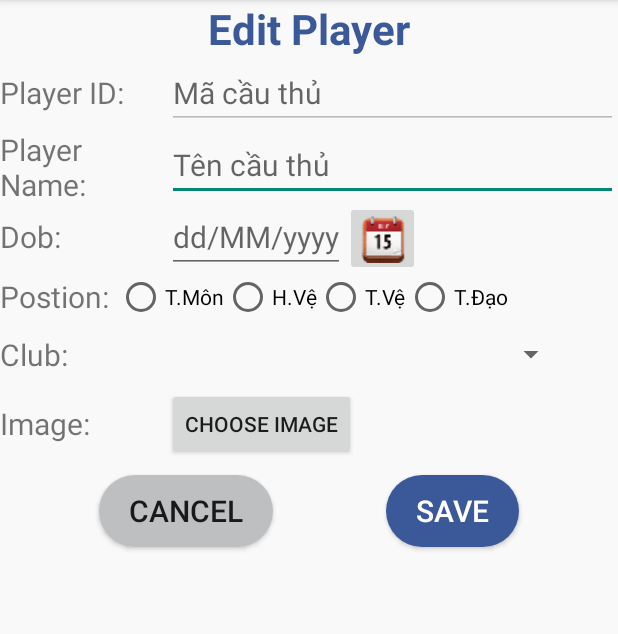
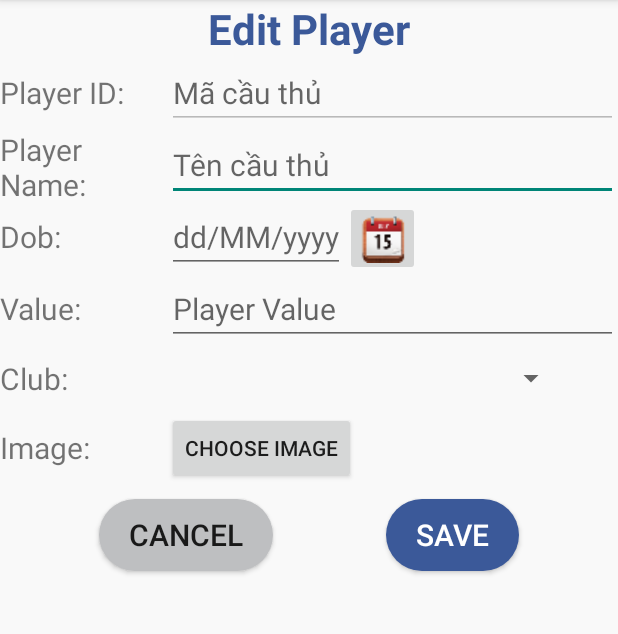
Before and after one commit to luongiautinhcam/manager-player, an Android app: the EditPlayerActivity screen opened directly, with no data from a screen before it, on a phone screen of 412 x 824 dp, the part 84-718 px from its top. Run offline under Robolectric (Android 15) with nearby library versions, the phone set to English and light mode, and no system bars.

```diff
--- a/app/src/main/java/vn/edu/stu/quanlycauthu/EditPlayerActivity.java
+++ b/app/src/main/java/vn/edu/stu/quanlycauthu/EditPlayerActivity.java
@@ -39,10 +39,8 @@ import vn.edu.stu.quanlycauthu.util.FormatUtil;
 
 public class EditPlayerActivity extends BaseActivity {
     DbHelper dbHelper;
-    EditText etPlayerID, etPlayerName, etPlayerDob;
+    EditText etPlayerID, etPlayerName, etPlayerDob, etPlayerValue;
     ImageButton btnDatePicker;
-    RadioButton radPlayerPostionGK, radPlayerPostionDF, radPlayerPostionMF, radPlayerPostionCF;
-    RadioGroup radPlayerPostion;
     Spinner spClub;
     Button btnChooseImage ,btnSave, btnCancel;
     ImageView imgImage;
@@ -71,13 +69,8 @@ public class EditPlayerActivity extends BaseActivity {
         etPlayerID.setEnabled(false);
         etPlayerName = findViewById(R.id.etPlayerName);
         etPlayerDob = findViewById(R.id.etPlayerDob);
+        etPlayerValue = findViewById(R.id.etPlayerValue);
         btnDatePicker = findViewById(R.id.btnDatePicker);
-
-        radPlayerPostionGK = findViewById(R.id.radPlayerPostionGK);
-        radPlayerPostionDF = findViewById(R.id.radPlayerPostionDF);
-        radPlayerPostionMF = findViewById(R.id.radPlayerPostionMF);
-        radPlayerPostionCF = findViewById(R.id.radPlayerPostionCF);
-        radPlayerPostion=(RadioGroup)findViewById(R.id.radPlayerPostion);
 
         spClub = findViewById(R.id.spClub);
 
@@ -101,17 +94,8 @@ public class EditPlayerActivity extends BaseActivity {
                 etPlayerID.setText("" + player.getId());
                 etPlayerName.setText(player.getName());
                 etPlayerDob.setText(FormatUtil.toString(player.getDob()));
-                radPlayerPostion.check(R.id.radPlayerPostionMF);
+                etPlayerValue.setText("" + player.getValue());
 
-                if (player.getPostion() == radPlayerPostionGK.getText().toString()) {
-                    radPlayerPostion.check(R.id.radPlayerPostionGK);
-                } else if (player.getPostion() == radPlayerPostionDF.getText().toString()) {
-                    radPlayerPostion.check(R.id.radPlayerPostionDF);
-                } else if (player.getPostion() == radPlayerPostionMF.getText()) {
-                    radPlayerPostion.check(R.id.radPlayerPostionMF);
-                } else  if (player.getPostion() == radPlayerPostionCF.getText()){
-                    radPlayerPostion.check(R.id.radPlayerPostionCF);
-                }
                 byte[] image = player.getImage();
                 Bitmap bitmap = BitmapFactory.decodeByteArray(image,0 ,image.length);
                 imgImage.setImageBitmap(bitmap);
@@ -179,11 +163,7 @@ public class EditPlayerActivity extends BaseActivity {
         try {
         String ten = etPlayerName.getText().toString().trim();
         String ngay = etPlayerDob.getText().toString().trim();
-
-        String gk = radPlayerPostionGK.getText().toString().trim();
-        String df = radPlayerPostionDF.getText().toString().trim();
-        String mf = radPlayerPostionMF.getText().toString().trim();
-        String cf = radPlayerPostionCF.getText().toString().trim();
+        Integer gia = Integer.valueOf(etPlayerValue.getText().toString().trim());
 
         Club clubs = (Club) spClub.getSelectedItem();
 
@@ -199,35 +179,10 @@ public class EditPlayerActivity extends BaseActivity {
         }
         player.setName(ten);
         player.setDob(FormatUtil.toDate(ngay));
+        player.setValue(gia);
         player.setImage(image);
         player.setIdClub(clubs.getId());
         player.setNameClub(clubs.getName());
-        player.setPostion("T.Môn");
-
-//        player.setPostion(gk);
-//        player.setPostion(df);
-//        player.setPostion(mf);
-//        player.setPostion(cf);
-
-//        if (radPlayerPostionGK.isChecked()) {
-//            player.setPostion(gk);
-//        } else if (radPlayerPostionDF.isChecked()) {
-//            player.setPostion(df);
-//        } else if (radPlayerPostionMF.isChecked()) {
-//            player.setPostion(mf);
-//        } else {
-//            player.setPostion(cf);
-//        }
-
-        if (radPlayerPostionGK.isChecked()) {
-            player.setPostion(radPlayerPostionGK.getText().toString().trim());
-        } else if (radPlayerPostionDF.isChecked()) {
-            player.setPostion(radPlayerPostionDF.getText().toString().trim());
-        } else if (radPlayerPostionMF.isChecked()) {
-            player.setPostion(radPlayerPostionMF.getText().toString());
-        } else {
-            player.setPostion(radPlayerPostionCF.getText().toString());
-        }
 
         PlayerDao dao = new PlayerDao(this);
         if (dao != null) {
--- a/app/src/main/java/vn/edu/stu/quanlycauthu/PlayerDetailActivity.java
+++ b/app/src/main/java/vn/edu/stu/quanlycauthu/PlayerDetailActivity.java
@@ -31,7 +31,7 @@ import vn.edu.stu.quanlycauthu.util.FormatUtil;
 
 public class PlayerDetailActivity extends BaseActivity {
     DbHelper dbHelper;
-    TextView tvPlayerID, tvPlayerName, tvPlayerDob, tvPlayerPostion, tvClub;
+    TextView tvPlayerID, tvPlayerName, tvPlayerDob, tvPlayerPostion, tvPlayerValue, tvClub;
     ImageView imgPlayer;
     Button btnDelete, btnEdit;
 
@@ -60,7 +60,7 @@ public class PlayerDetailActivity extends BaseActivity {
         tvPlayerID = findViewById(R.id.tvPlayerID);
         tvPlayerName = findViewById(R.id.tvPlayerName);
         tvPlayerDob = findViewById(R.id.tvPlayerDob);
-        tvPlayerPostion = findViewById(R.id.tvPlayerPostion);
+        tvPlayerValue = findViewById(R.id.tvPlayerValue);
         tvClub = findViewById(R.id.tvClub);
         imgPlayer = findViewById(R.id.imgPlayer);
         btnDelete = findViewById(R.id.btnDelete);
@@ -82,7 +82,7 @@ public class PlayerDetailActivity extends BaseActivity {
                 tvPlayerID.setText("" + player.getId());
                 tvPlayerName.setText(player.getName());
                 tvPlayerDob.setText(FormatUtil.toString(player.getDob()));
-                tvPlayerPostion.setText(player.getPostion());
+                tvPlayerValue.setText("" + player.getValue());
                 tvClub.setText(player.getNameClub());
                 byte[] image = player.getImage();
                 Bitmap bitmap = BitmapFactory.decodeByteArray(image,0 ,image.length);
--- a/app/src/main/java/vn/edu/stu/quanlycauthu/sqlite/DbHelper.java
+++ b/app/src/main/java/vn/edu/stu/quanlycauthu/sqlite/DbHelper.java
@@ -8,7 +8,7 @@ import androidx.annotation.NonNull;
 import androidx.annotation.Nullable;
 
 public class DbHelper extends SQLiteOpenHelper {
-    private static final String DB_NAME = "DBPlayer123";
+    private static final String DB_NAME = "DBPlayer1234";
     private static final int DB_VERSION = 1;
 
     public DbHelper(@Nullable Context context) {
@@ -20,7 +20,7 @@ public class DbHelper extends SQLiteOpenHelper {
         String clubSql = "CREATE TABLE club(id text primary key, " +
                 " name text not null)";
         String playerSql = "CREATE TABLE player(id integer primary key autoincrement, " +
-                " name text not null, clubid text, dob text, clubname text, postion text, image blob, " +
+                " name text not null, clubid text, dob text, clubname text, postion text, image blob, value integer, " +
                 " FOREIGN KEY (clubid) REFERENCES club(id))";
         sqLiteDatabase.execSQL(clubSql);
         sqLiteDatabase.execSQL(playerSql);
--- a/app/src/main/java/vn/edu/stu/quanlycauthu/sqlite/PlayerDao.java
+++ b/app/src/main/java/vn/edu/stu/quanlycauthu/sqlite/PlayerDao.java
@@ -28,6 +28,7 @@ public class PlayerDao {
         values.put("id", emp.getId());
         values.put("name", emp.getName());
         values.put("dob", FormatUtil.toString(emp.getDob()));
+        values.put("value", emp.getValue());
         values.put("postion", emp.getPostion());
         values.put("clubid", emp.getIdClub());
         values.put("clubname", emp.getNameClub());
@@ -48,6 +49,7 @@ public class PlayerDao {
             player.setId(cursor.getInt(cursor.getColumnIndex("id")));
             player.setName(cursor.getString(cursor.getColumnIndex("name")));
             player.setDob(FormatUtil.toDate(cursor.getString(cursor.getColumnIndex("dob"))));
+            player.setValue(cursor.getInt(cursor.getColumnIndex("value")));
             player.setPostion(cursor.getString(cursor.getColumnIndex("postion")));
             player.setIdClub(cursor.getString(cursor.getColumnIndex("clubid")));
             player.setNameClub(cursor.getString(cursor.getColumnIndex("clubname")));
@@ -77,6 +79,7 @@ public class PlayerDao {
         values.put("id", player.getId());
         values.put("name", player.getName());
         values.put("dob", FormatUtil.toString(player.getDob()));
+        values.put("value", player.getValue());
         values.put("image", player.getImage());
         values.put("clubid", player.getIdClub());
         values.put("clubname", player.getNameClub());
--- a/app/src/main/res/layout/activity_edit_player.xml
+++ b/app/src/main/res/layout/activity_edit_player.xml
@@ -96,47 +96,28 @@
         app:layout_constraintTop_toTopOf="@+id/etPlayerDob" />
 
     <TextView
-        android:id="@+id/tvPlayerPostion"
-        android:layout_width="35pt"
+        android:id="@+id/tvPlayerValue"
+        android:layout_width="50pt"
         android:layout_height="0pt"
         android:gravity="center_vertical"
-        android:text="@string/player_postion"
+        android:text="@string/player_value"
         android:textSize="20sp"
-        app:layout_constraintBottom_toBottomOf="@+id/radPlayerPostion"
+        app:layout_constraintBottom_toBottomOf="@+id/etPlayerValue"
         app:layout_constraintLeft_toLeftOf="parent"
         app:layout_constraintTop_toBottomOf="@id/tvPlayerDob" />
 
-    <RadioGroup
-        android:id="@+id/radPlayerPostion"
-        android:layout_width="wrap_content"
+    <EditText
+        android:id="@+id/etPlayerValue"
+        android:layout_width="0pt"
         android:layout_height="wrap_content"
-        android:orientation="horizontal"
-        app:layout_constraintLeft_toRightOf="@+id/tvPlayerPostion"
-        app:layout_constraintTop_toTopOf="@+id/tvPlayerPostion">
-        <RadioButton
-            android:id="@+id/radPlayerPostionGK"
-            android:layout_width="wrap_content"
-            android:layout_height="wrap_content"
-            android:text="T.Môn"/>
+        android:hint="@string/player_value_add"
+        android:imeOptions="actionNext"
+        android:inputType="number"
+        android:textSize="20sp"
+        app:layout_constraintLeft_toRightOf="@id/tvPlayerValue"
+        app:layout_constraintRight_toRightOf="parent"
+        app:layout_constraintTop_toTopOf="@id/tvPlayerValue" />
 
-        <RadioButton
-            android:id="@+id/radPlayerPostionDF"
-            android:layout_width="wrap_content"
-            android:layout_height="wrap_content"
-            android:text="H.Vệ" />
-
-        <RadioButton
-            android:id="@+id/radPlayerPostionMF"
-            android:layout_width="wrap_content"
-            android:layout_height="wrap_content"
-            android:text="T.Vệ" />
-
-        <RadioButton
-            android:id="@+id/radPlayerPostionCF"
-            android:layout_width="wrap_content"
-            android:layout_height="wrap_content"
-            android:text="T.Đạo" />
-    </RadioGroup>
 
     <TextView
         android:id="@+id/tvClub"
@@ -147,7 +128,7 @@
         android:textSize="20sp"
         app:layout_constraintBottom_toBottomOf="@+id/spClub"
         app:layout_constraintLeft_toLeftOf="parent"
-        app:layout_constraintTop_toBottomOf="@id/tvPlayerPostion" />
+        app:layout_constraintTop_toBottomOf="@id/tvPlayerValue" />
 
 
     <Spinner
--- a/app/src/main/res/values/strings.xml
+++ b/app/src/main/res/values/strings.xml
@@ -37,6 +37,7 @@
     <string name="player_dob">Dob:</string>
     <string name="player_club">Club:</string>
     <string name="player_postion">Postion:</string>
+    <string name="player_value">Value:</string>
     <!--    activity_player_edit-->
     <string name="title_player_edit">Edit Player</string>
     <string name="title_player_image">Image:</string>
@@ -45,6 +46,7 @@
     <string name="title_player_add">Add Player</string>
     <string name="player_id_add">Player ID</string>
     <string name="player_name_add">Player Name</string>
+    <string name="player_value_add">Player Value</string>
 
     <!--    about-->
     <string name="title_about">About App</string>
```
Also changed, not shown: app/src/main/java/vn/edu/stu/quanlycauthu/AddClubActivity.java (+11 -2 lines), app/src/main/java/vn/edu/stu/quanlycauthu/AddPlayerActivity.java (+3 -16 lines), app/src/main/java/vn/edu/stu/quanlycauthu/model/Player.java (+11 -1 lines), app/src/main/res/layout/activity_add_player.xml (+13 -33 lines), app/src/main/res/layout/activity_player_detail.xml (+6 -6 lines), 1 other file.
